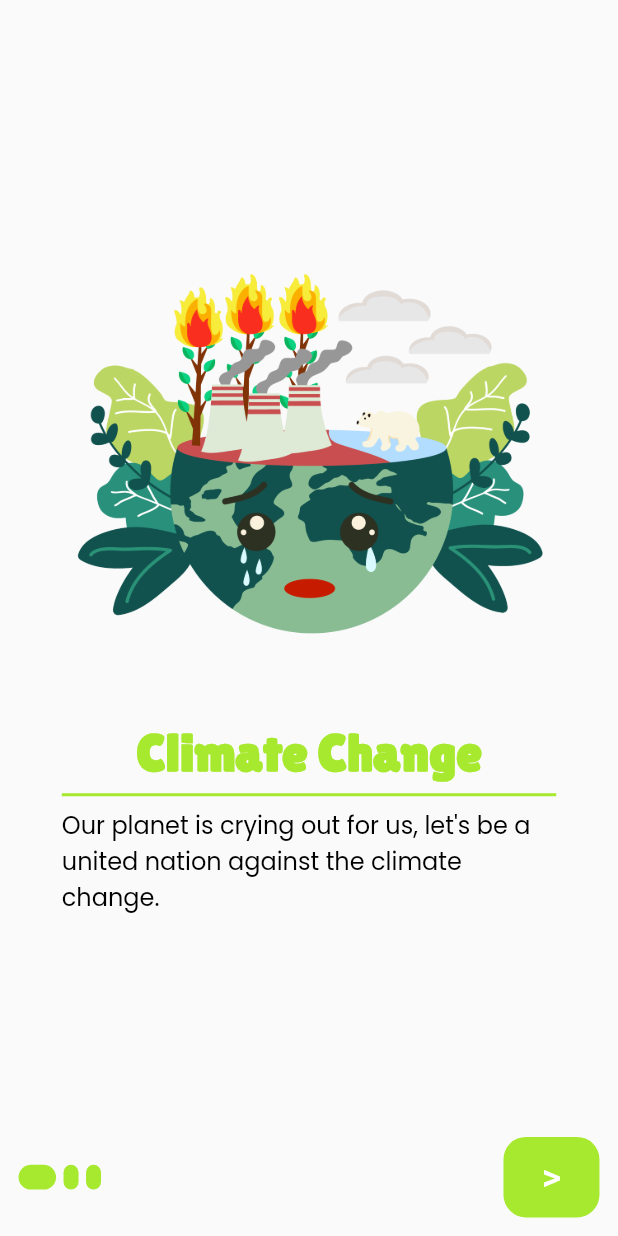
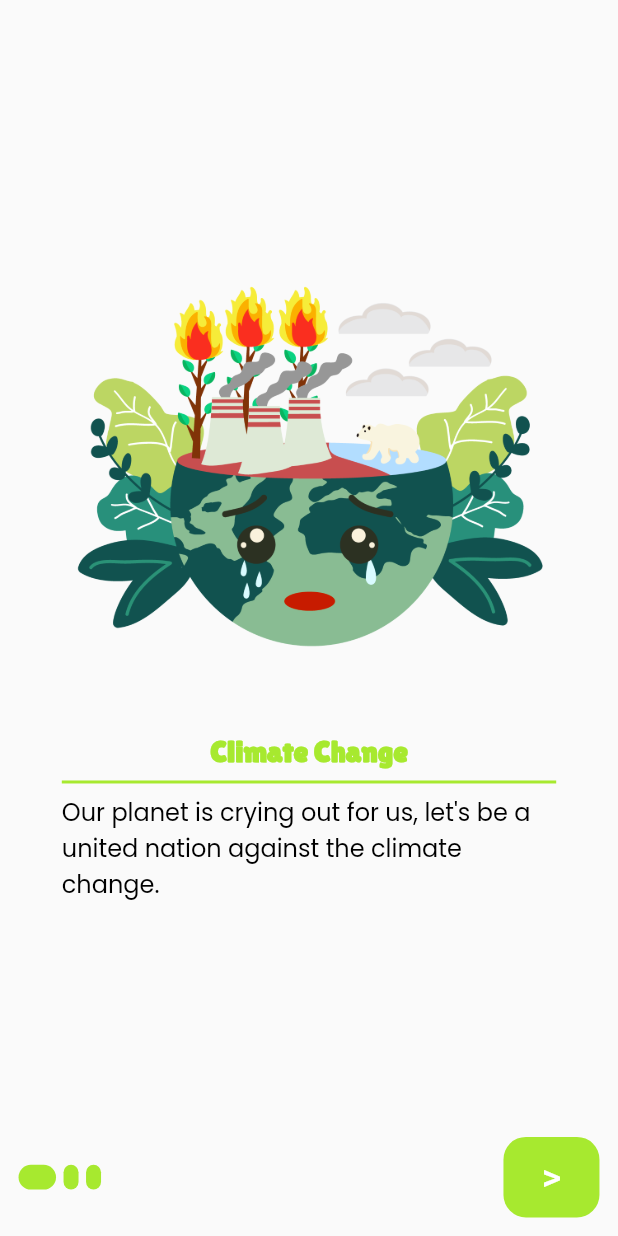
Before and after one commit to GreenTeam8/eco_friendly, a Flutter app: the screen it shows after launch, on a phone screen of 412 x 824 dp. Run offline on Flutter 3.47's test engine with Material 2 defaults, Android fonts, the light colour scheme and no system bars; our stand-ins replace animated_splash_screen, firebase_core, floating_bottom_navigation_bar, get, page_transition; accounts and stored records are empty.

Commit message:
R_repo1
testText

```diff
--- a/lib/main.dart
+++ b/lib/main.dart
@@ -35,7 +35,7 @@ class MyApp extends StatelessWidget {
             textTheme: ThemeData.light().textTheme.copyWith(
                   bodyText1: const TextStyle(
                       color: kPC,
-                      fontSize: 35,
+                      fontSize: 20,
                       fontFamily: 'LilitaOne',
                       fontWeight: FontWeight.bold),
                   bodyText2: const TextStyle(
```
